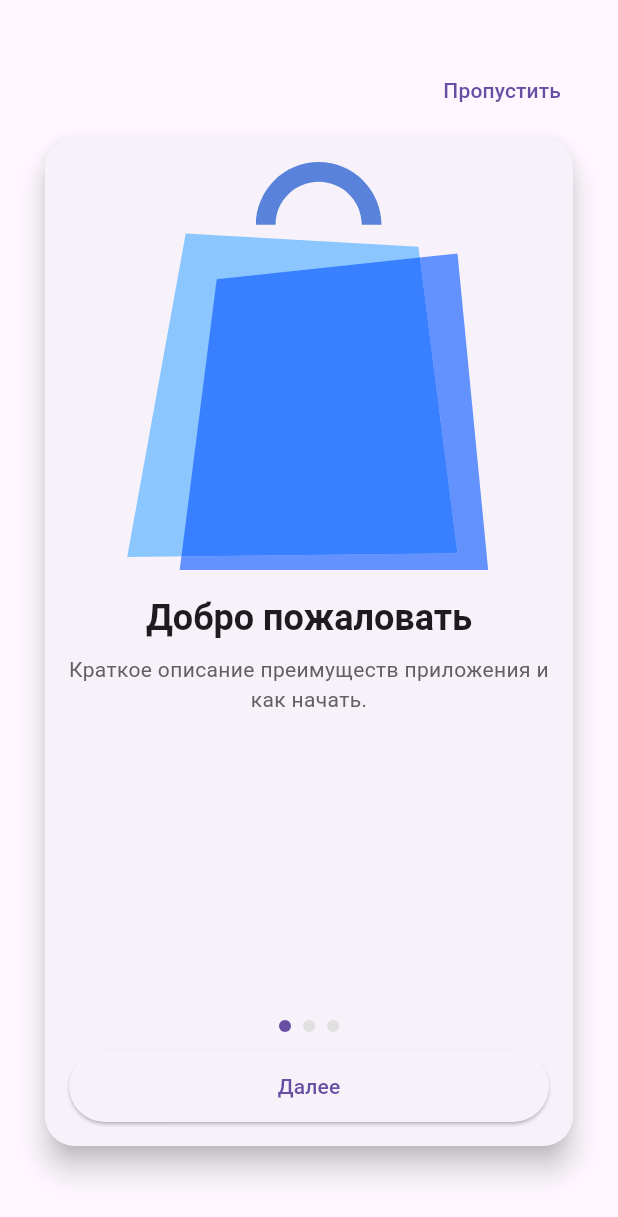
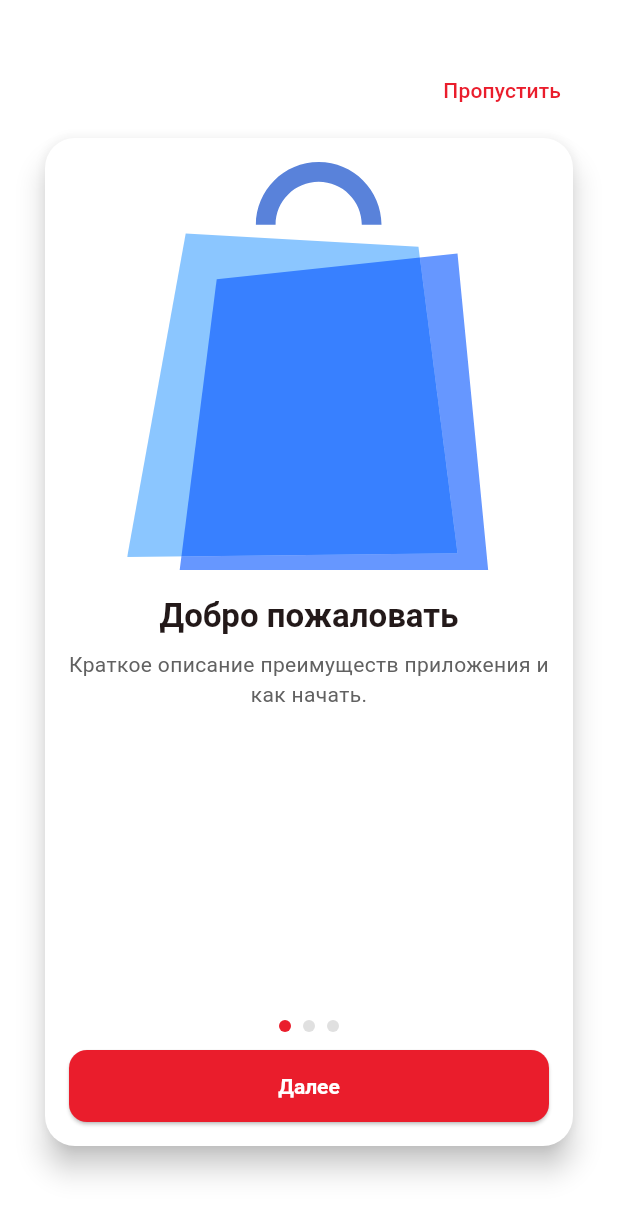
Before and after one commit to s7xs94pnd/market-place, a Flutter app: the screen it shows after launch, on a phone screen of 412 x 824 dp. Shown: the top 1217 px of the screen. Run offline on Flutter 3.47's test engine with Material 3 defaults, Android fonts, the phone set to English and light mode, and no system bars; our stand-ins replace flutter_riverpod, flutter_secure_storage, flutter_svg, go_router, lottie, riverpod and 1 more.

Commit message:
Темы и цвета

```diff
--- a/lib/app/main.dart
+++ b/lib/app/main.dart
@@ -1,6 +1,7 @@
 import 'package:flutter_riverpod/flutter_riverpod.dart';
 import 'package:flutter/material.dart';
 import 'package:kazan/core/providers/providers.dart';
+import 'package:kazan/core/theme/app_theme.dart';
 
 void main() {
   runApp(ProviderScope(child: MyApp()));
@@ -15,7 +16,8 @@ class MyApp extends ConsumerWidget {
 
     return MaterialApp.router(
       routerConfig: router,
-      theme: ThemeData(primarySwatch: Colors.red, useMaterial3: true),
+      theme: AppTheme.light(),
+      darkTheme: AppTheme.dark(),
       debugShowCheckedModeBanner: false,
     );
   }
--- /dev/null
+++ b/lib/core/theme/app_colors.dart
@@ -0,0 +1,24 @@
+import 'package:flutter/material.dart';
+
+/// Единый источник цветов приложения (production-стиль)
+/// - Не используем хардкод цветов по виджетам
+/// - Все базовые цвета централизованы здесь
+class AppColors {
+  AppColors._();
+
+  // Базовые брендовые
+  static const Color seed = Color(0xFFEA1D2C); // основной брендовый (красный)
+  static const Color primary = Color(0xFFEA1D2C);
+  static const Color onPrimary = Colors.white;
+
+  // Нейтральные
+  static const Color backgroundLight = Color(0xFFF8F9FB);
+  static const Color backgroundDark = Color(0xFF0F1113);
+  static const Color surfaceLight = Colors.white;
+  static const Color surfaceDark = Color(0xFF1A1C1E);
+
+  // Состояния
+  static const Color success = Color(0xFF2ECC71);
+  static const Color warning = Color(0xFFF39C12);
+  static const Color error = Color(0xFFD32F2F);
+}
--- /dev/null
+++ b/lib/core/theme/app_theme.dart
@@ -0,0 +1,85 @@
+import 'package:flutter/material.dart';
+import 'package:kazan/core/theme/app_colors.dart';
+
+/// Production-тема: светлая/тёмная с единым ColorScheme и типографикой
+class AppTheme {
+  AppTheme._();
+
+  static ThemeData light() {
+    final colorScheme = ColorScheme.fromSeed(
+      seedColor: AppColors.seed,
+      primary: AppColors.primary,
+      brightness: Brightness.light,
+      surface: AppColors.surfaceLight,
+      error: AppColors.error,
+    );
+
+    return ThemeData(
+      colorScheme: colorScheme,
+      useMaterial3: true,
+      scaffoldBackgroundColor: colorScheme.surface,
+      appBarTheme: AppBarTheme(
+        backgroundColor: colorScheme.surface,
+        foregroundColor: colorScheme.onSurface,
+        elevation: 0,
+        centerTitle: true,
+      ),
+      cardTheme: CardThemeData(
+        color: colorScheme.surface,
+        elevation: 8,
+        shape: RoundedRectangleBorder(borderRadius: BorderRadius.circular(20)),
+      ),
+      elevatedButtonTheme: ElevatedButtonThemeData(
+        style: ElevatedButton.styleFrom(
+          backgroundColor: colorScheme.primary,
+          foregroundColor: colorScheme.onPrimary,
+          shape: RoundedRectangleBorder(borderRadius: BorderRadius.circular(12)),
+          textStyle: const TextStyle(fontWeight: FontWeight.w600),
+        ),
+      ),
+      textTheme: const TextTheme(
+        headlineSmall: TextStyle(fontSize: 22, fontWeight: FontWeight.w700),
+        bodyMedium: TextStyle(fontSize: 14, height: 1.4),
+      ),
+    );
+  }
+
+  static ThemeData dark() {
+    final colorScheme = ColorScheme.fromSeed(
+      seedColor: AppColors.seed,
+      primary: AppColors.primary,
+      brightness: Brightness.dark,
+      surface: AppColors.surfaceDark,
+      error: AppColors.error,
+    );
+
+    return ThemeData(
+      colorScheme: colorScheme,
+      useMaterial3: true,
+      scaffoldBackgroundColor: colorScheme.surface,
+      appBarTheme: AppBarTheme(
+        backgroundColor: colorScheme.surface,
+        foregroundColor: colorScheme.onSurface,
+        elevation: 0,
+        centerTitle: true,
+      ),
+      cardTheme: CardThemeData(
+        color: colorScheme.surface,
+        elevation: 8,
+        shape: RoundedRectangleBorder(borderRadius: BorderRadius.circular(20)),
+      ),
+      elevatedButtonTheme: ElevatedButtonThemeData(
+        style: ElevatedButton.styleFrom(
+          backgroundColor: colorScheme.primary,
+          foregroundColor: colorScheme.onPrimary,
+          shape: RoundedRectangleBorder(borderRadius: BorderRadius.circular(12)),
+          textStyle: const TextStyle(fontWeight: FontWeight.w600),
+        ),
+      ),
+      textTheme: const TextTheme(
+        headlineSmall: TextStyle(fontSize: 22, fontWeight: FontWeight.w700),
+        bodyMedium: TextStyle(fontSize: 14, height: 1.4),
+      ),
+    );
+  }
+}
```
